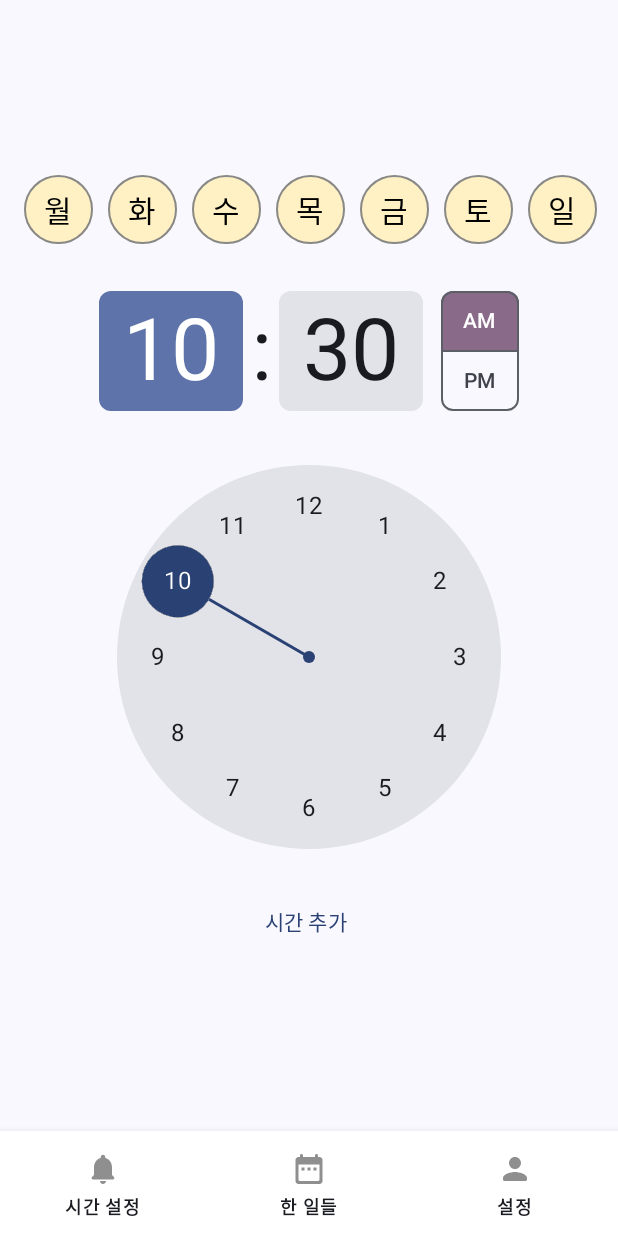
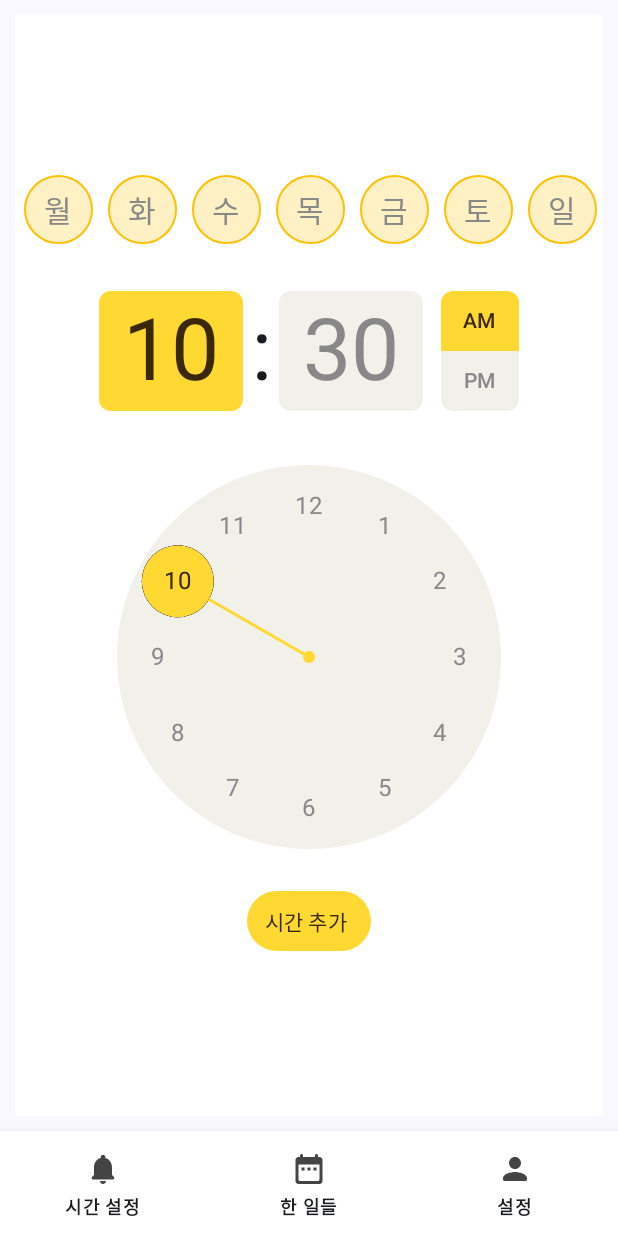
Before and after one commit to jungenoh3/MakeYourMorning, an Android app built with Jetpack Compose: the screen it shows after launch (MainActivity), after a tap on "Add alarm", on a phone screen of 412 x 824 dp. Run offline under Robolectric (Android 15) with nearby library versions, the phone set to English and light mode, and no system bars; 2 other taps on this screen came first.

Commit message:
change UI

```diff
--- a/app/src/main/java/com/yesnoheun3/makeyourmorning/MainScreen.kt
+++ b/app/src/main/java/com/yesnoheun3/makeyourmorning/MainScreen.kt
@@ -40,6 +40,9 @@ import com.yesnoheun3.makeyourmorning.pages.TaskRecord
 import com.yesnoheun3.makeyourmorning.pages.User
 import com.yesnoheun3.makeyourmorning.pages.time.AddTimeScreen
 import com.yesnoheun3.makeyourmorning.pages.time.AlarmTimeViewModel
+import com.yesnoheun3.makeyourmorning.ui.theme.Yellow100
+import com.yesnoheun3.makeyourmorning.ui.theme.Yellow40
+import com.yesnoheun3.makeyourmorning.ui.theme.Yellow60
 
 sealed class BottomNavItem(
     val title: String,
@@ -107,19 +110,11 @@ fun MainScreen() {
                 modifier = Modifier
                     .height(70.dp),
                 backgroundColor = Color.White,
-                contentColor = Color.DarkGray
             ) {
                 items.forEach { item ->
                     BottomNavigationItem(
                         modifier = Modifier
                             .align(alignment = Alignment.CenterVertically),
-                        label = @Composable {
-                            Text(
-                                text = item.title,
-                                fontWeight = FontWeight.Bold,
-                                fontSize = 12.sp
-                            )
-                        },
                         selected = currentRoute == item.screenRoute,
                         onClick = {
                             navController.navigate(item.screenRoute)  {
@@ -134,10 +129,20 @@ fun MainScreen() {
                         },
                         icon = {
                             Icon(
-                                item.icon,
-                                "Navigation button",
-                                modifier = Modifier.padding(6.dp))
-                        }
+                                imageVector = item.icon,
+                                contentDescription = "Navigation button",
+                                modifier = Modifier.padding(6.dp)
+                            )
+                        },
+                        label = {
+                            Text(
+                                text = item.title,
+                                fontWeight = FontWeight.Bold,
+                                fontSize = 12.sp
+                            )
+                        },
+                        selectedContentColor = Yellow40,
+                        unselectedContentColor = Color.DarkGray
                     )
                 }
             }
--- /dev/null
+++ b/app/src/main/java/com/yesnoheun3/makeyourmorning/TestScreen.kt
@@ -0,0 +1,65 @@
+package com.yesnoheun3.makeyourmorning
+
+import androidx.compose.foundation.background
+import androidx.compose.foundation.layout.Arrangement
+import androidx.compose.foundation.layout.Column
+import androidx.compose.foundation.layout.fillMaxHeight
+import androidx.compose.foundation.layout.fillMaxWidth
+import androidx.compose.material3.ExperimentalMaterial3Api
+import androidx.compose.material3.TimePicker
+import androidx.compose.material3.TimePickerColors
+import androidx.compose.material3.TimePickerDefaults
+import androidx.compose.material3.rememberTimePickerState
+import androidx.compose.runtime.Composable
+import androidx.compose.ui.Alignment
+import androidx.compose.ui.Modifier
+import androidx.compose.ui.graphics.Color
+import androidx.compose.ui.tooling.preview.Preview
+import com.yesnoheun3.makeyourmorning.ui.theme.Purple40
+import com.yesnoheun3.makeyourmorning.ui.theme.Yellow10
+import com.yesnoheun3.makeyourmorning.ui.theme.Yellow100
+import com.yesnoheun3.makeyourmorning.ui.theme.Yellow40
+import com.yesnoheun3.makeyourmorning.ui.theme.Yellow60
+import java.util.Calendar
+
+// Preview용 위젯
+
+@OptIn(ExperimentalMaterial3Api::class)
+// @Preview
+@Composable
+fun TestScreen(){
+    val state = rememberTimePickerState(
+        initialHour = 17,
+        initialMinute = 50,
+        is24Hour = false
+    )
+
+    Column (
+        modifier = Modifier
+            .fillMaxHeight()
+            .fillMaxWidth()
+            .background(Color.White),
+        horizontalAlignment = Alignment.CenterHorizontally,
+        verticalArrangement = Arrangement.Center
+    ) {
+        TimePicker(
+            state = state,
+            colors = TimePickerColors(
+                clockDialColor = Yellow100,
+                selectorColor = Yellow60,
+                containerColor = Color.White,
+                periodSelectorBorderColor = Color.Transparent,
+                clockDialSelectedContentColor = Yellow10,
+                clockDialUnselectedContentColor = Color.Gray,
+                periodSelectorSelectedContainerColor = Yellow60,
+                periodSelectorUnselectedContainerColor = Yellow100,
+                periodSelectorSelectedContentColor = Yellow10,
+                periodSelectorUnselectedContentColor = Color.Gray,
+                timeSelectorSelectedContainerColor = Yellow60,
+                timeSelectorUnselectedContainerColor = Yellow100,
+                timeSelectorSelectedContentColor = Yellow10,
+                timeSelectorUnselectedContentColor = Color.Gray
+            )
+        )
+    }
+}
--- a/app/src/main/java/com/yesnoheun3/makeyourmorning/common/colors.kt
+++ /dev/null
@@ -1,3 +0,0 @@
-package com.yesnoheun3.makeyourmorning.common
-
-const val PRIMARY_COLOR = 0xFFFFF1C4
--- a/app/src/main/java/com/yesnoheun3/makeyourmorning/pages/time/AddTimeScreen.kt
+++ b/app/src/main/java/com/yesnoheun3/makeyourmorning/pages/time/AddTimeScreen.kt
@@ -1,6 +1,7 @@
 package com.yesnoheun3.makeyourmorning.pages.time
 
 import androidx.compose.foundation.BorderStroke
+import androidx.compose.foundation.background
 import androidx.compose.foundation.layout.Arrangement
 import androidx.compose.foundation.layout.Column
 import androidx.compose.foundation.layout.PaddingValues
@@ -15,11 +16,14 @@ import androidx.compose.foundation.layout.size
 import androidx.compose.foundation.layout.wrapContentSize
 import androidx.compose.foundation.shape.CircleShape
 import androidx.compose.material3.ButtonColors
+import androidx.compose.material3.ButtonDefaults
 import androidx.compose.material3.ExperimentalMaterial3Api
 import androidx.compose.material3.OutlinedButton
 import androidx.compose.material3.Text
 import androidx.compose.material3.TextButton
 import androidx.compose.material3.TimePicker
+import androidx.compose.material3.TimePickerColors
+import androidx.compose.material3.TimePickerDefaults
 import androidx.compose.material3.rememberTimePickerState
 import androidx.compose.runtime.Composable
 import androidx.compose.runtime.mutableStateListOf
@@ -30,10 +34,15 @@ import androidx.compose.ui.graphics.Color
 import androidx.compose.ui.platform.LocalConfiguration
 import androidx.compose.ui.platform.LocalContext
 import androidx.compose.ui.text.style.TextAlign
+import androidx.compose.ui.tooling.preview.Preview
 import androidx.compose.ui.unit.dp
 import androidx.compose.ui.unit.sp
-import com.yesnoheun3.makeyourmorning.common.PRIMARY_COLOR
 import com.yesnoheun3.makeyourmorning.common.alarmManage.AndroidAlarmScheduler
+import com.yesnoheun3.makeyourmorning.ui.theme.Yellow10
+import com.yesnoheun3.makeyourmorning.ui.theme.Yellow100
+import com.yesnoheun3.makeyourmorning.ui.theme.Yellow40
+import com.yesnoheun3.makeyourmorning.ui.theme.Yellow60
+import com.yesnoheun3.makeyourmorning.ui.theme.Yellow80
 import java.util.Calendar
 
 @OptIn(ExperimentalMaterial3Api::class)
@@ -65,7 +74,7 @@ fun AddTimeScreen(popBack: () -> Unit, viewModel: AlarmTimeViewModel, id: String
     } else { mutableStateListOf<Int>() } }
 
     Column (
-        modifier = Modifier.fillMaxHeight().padding(10.dp),
+        modifier = Modifier.fillMaxHeight().padding(10.dp).background(Color.White),
         horizontalAlignment = Alignment.CenterHorizontally,
         verticalArrangement = Arrangement.Center
     ){
@@ -90,12 +99,12 @@ fun AddTimeScreen(popBack: () -> Unit, viewModel: AlarmTimeViewModel, id: String
                     shape = CircleShape,
                     contentPadding = PaddingValues(0.dp),
                     colors = ButtonColors(
-                        containerColor = Color(PRIMARY_COLOR),
-                        contentColor = Color.Black,
+                        containerColor = if (isSelected) Yellow60 else Yellow80,
+                        contentColor = if (isSelected) Color.Black else Color.Gray,
                         disabledContainerColor = Color.DarkGray,
                         disabledContentColor = Color.White
                     ),
-                    border = BorderStroke(1.dp, if (isSelected) Color(0xFFFFC107) else Color.Gray)
+                    border = BorderStroke(1.dp, color = Yellow40)
                 ) {
                     Text(
                         text = day,
@@ -109,9 +118,28 @@ fun AddTimeScreen(popBack: () -> Unit, viewModel: AlarmTimeViewModel, id: String
 
         Spacer(modifier = Modifier.height(32.dp))
 
-        TimePicker(state = timePickerState)
+        TimePicker(
+            state = timePickerState,
+            colors = TimePickerColors(
+                clockDialColor = Yellow100,
+                selectorColor = Yellow60,
+                containerColor = Color.White,
+                periodSelectorBorderColor = Color.Transparent,
+                clockDialSelectedContentColor = Yellow10,
+                clockDialUnselectedContentColor = Color.Gray,
+                periodSelectorSelectedContainerColor = Yellow60,
+                periodSelectorUnselectedContainerColor = Yellow100,
+                periodSelectorSelectedContentColor = Yellow10,
+                periodSelectorUnselectedContentColor = Color.Gray,
+                timeSelectorSelectedContainerColor = Yellow60,
+                timeSelectorUnselectedContainerColor = Yellow100,
+                timeSelectorSelectedContentColor = Yellow10,
+                timeSelectorUnselectedContentColor = Color.Gray
+            )
+        )
 
-        TextButton(onClick = {
+        TextButton(
+            onClick = {
                 if (id != null ){  // 수정할 때는 isOn에 따라서!
                     viewModel.updateTime(
                         id = id,
@@ -120,8 +148,8 @@ fun AddTimeScreen(popBack: () -> Unit, viewModel: AlarmTimeViewModel, id: String
                         daysOfWeek = selectedDays,
                     )
                     if (viewModel.items[index].isOn){
-                    scheduler.cancel(viewModel.items[index].id)
-                    scheduler.schedule(viewModel.items[index])
+                        // scheduler.cancel(viewModel.items[index].id)
+                        // scheduler.schedule(viewModel.items[index])
                     }
                 } else { // 추가할 때는 스케쥴/
                     viewModel.addItem(
@@ -129,10 +157,16 @@ fun AddTimeScreen(popBack: () -> Unit, viewModel: AlarmTimeViewModel, id: String
                         minute = timePickerState.minute,
                         daysOfWeek = selectedDays,
                         isSleep = isSleep)
-                scheduler.schedule(viewModel.last)
+                    // scheduler.schedule(viewModel.last)
                 }
                 popBack()
-        }) {
+            },
+            colors = ButtonDefaults.buttonColors(
+                containerColor = Yellow60,
+                contentColor = Yellow10
+            ),
+            shape = CircleShape
+        ) {
             Text(text = if (id != null) { "시간 수정" } else { "시간 추가 "})
         }
     }
--- a/app/src/main/java/com/yesnoheun3/makeyourmorning/pages/time/AlarmTimeViewModel.kt
+++ b/app/src/main/java/com/yesnoheun3/makeyourmorning/pages/time/AlarmTimeViewModel.kt
@@ -2,7 +2,6 @@ package com.yesnoheun3.makeyourmorning.pages.time
 
 import androidx.compose.runtime.mutableStateListOf
 import androidx.lifecycle.ViewModel
-import kotlin.math.min
 
 class AlarmTimeViewModel : ViewModel() {
     private  val _items = mutableStateListOf<AlarmTime>()
@@ -15,15 +14,6 @@ class AlarmTimeViewModel : ViewModel() {
                 hour = 19,
                 minute = 0,
                 isSleep = true,
-                daysOfWeek = listOf(1, 2),
-                isOn = true
-            )
-        )
-        _items.add(
-            AlarmTime(
-                hour = 10,
-                minute = 2,
-                isSleep = false,
                 daysOfWeek = listOf(1, 2),
                 isOn = true
             )
--- a/app/src/main/java/com/yesnoheun3/makeyourmorning/pages/time/TimeCard.kt
+++ b/app/src/main/java/com/yesnoheun3/makeyourmorning/pages/time/TimeCard.kt
@@ -14,8 +14,6 @@ import androidx.compose.foundation.layout.fillMaxSize
 import androidx.compose.foundation.layout.fillMaxWidth
 import androidx.compose.foundation.layout.padding
 //noinspection UsingMaterialAndMaterial3Libraries
-import androidx.compose.material.Checkbox
-//noinspection UsingMaterialAndMaterial3Libraries
 import androidx.compose.material.DismissDirection
 //noinspection UsingMaterialAndMaterial3Libraries
 import androidx.compose.material.DismissState
@@ -26,6 +24,10 @@ import androidx.compose.material.ExperimentalMaterialApi
 import androidx.compose.material.Icon
 //noinspection UsingMaterialAndMaterial3Libraries
 import androidx.compose.material.SwipeToDismiss
+//noinspection UsingMaterialAndMaterial3Libraries
+import androidx.compose.material.Switch
+//noinspection UsingMaterialAndMaterial3Libraries
+import androidx.compose.material.SwitchDefaults
 //noinspection UsingMaterialAndMaterial3Libraries
 import androidx.compose.material.Text
 import androidx.compose.material.icons.Icons
@@ -43,6 +45,8 @@ import androidx.compose.ui.Modifier
 import androidx.compose.ui.graphics.Color
 import androidx.compose.ui.unit.dp
 import androidx.compose.ui.unit.sp
+import com.yesnoheun3.makeyourmorning.ui.theme.Yellow40
+import com.yesnoheun3.makeyourmorning.ui.theme.Yellow60
 import kotlinx.coroutines.delay
 import java.util.Locale
 
@@ -69,6 +73,7 @@ fun <T> SwipeToDeleteContainer(
     item: T,
     onDelete: (T) -> Unit,
     animateDuration: Int = 500,
+    onClick: () -> Unit,
     content: @Composable (T) -> Unit
 ){
     var isRemoved by remember {
@@ -101,7 +106,7 @@ fun <T> SwipeToDeleteContainer(
     ) {
         SwipeToDismiss(
             state = state,
-            background = { DeleteBackground(swipeDismissState = state) },
+            background = { DeleteBackground(swipeDismissState = state, onClick = onClick) },
             dismissContent = { content(item) },
             directions = setOf(DismissDirection.EndToStart)
         )
@@ -110,7 +115,7 @@ fun <T> SwipeToDeleteContainer(
 
 @OptIn(ExperimentalMaterialApi::class)
 @Composable
-fun DeleteBackground( swipeDismissState: DismissState) {
+fun DeleteBackground( swipeDismissState: DismissState, onClick: () -> Unit) {
     val color = when (swipeDismissState.dismissDirection) {
         DismissDirection.EndToStart -> Color.Red
         DismissDirection.StartToEnd -> Color.Transparent
@@ -120,6 +125,10 @@ fun DeleteBackground( swipeDismissState: DismissState) {
     Box (
         modifier = Modifier
             .fillMaxSize()
+            .clickable(
+                enabled = true,
+                onClick = onClick
+            )
             .background(color)
             .padding(16.dp),
         contentAlignment = Alignment.CenterEnd
@@ -134,34 +143,39 @@ fun DeleteBackground( swipeDismissState: DismissState) {
 }
 
 @Composable
-fun TimeCard(data: AlarmTime, onCheckedChanged: (Boolean) -> Unit, onClick: () -> Unit){
-    Row (
+fun TimeCard(data: AlarmTime, onCheckedChanged: (Boolean) -> Unit) {
+    Row(
         modifier = Modifier
             .fillMaxWidth()
-            .padding(vertical = 15.dp, horizontal = 20.dp)
-            .clickable(
-                enabled = true,
-                onClick = onClick
-            ),
+            .padding(vertical = 15.dp, horizontal = 20.dp),
         horizontalArrangement = Arrangement.SpaceBetween
     ) {
-        Column (
+        Column(
             horizontalAlignment = Alignment.CenterHorizontally,
             verticalArrangement = Arrangement.Center
         ) {
-            Text(String.format(Locale.KOREA, "%02d : %02d",
-                data.hour,
-                data.minute
-            ),
+            Text(
+                String.format(
+                    Locale.KOREA, "%02d : %02d",
+                    data.hour,
+                    data.minute
+                ),
                 fontSize = 20.sp
-                )
-            Text(stringDaysOfWeek(data.daysOfWeek),
+            )
+            Text(
+                stringDaysOfWeek(data.daysOfWeek),
                 fontSize = 15.sp
-                )
+            )
         }
-        Checkbox(
+        Switch(
             checked = data.isOn,
-            onCheckedChange = onCheckedChanged
+            onCheckedChange = onCheckedChanged,
+            colors = SwitchDefaults.colors(
+                checkedTrackColor = Yellow60,
+                checkedThumbColor = Yellow40,
+                uncheckedThumbColor = Color.DarkGray,
+                uncheckedTrackColor = Color.Gray
+            )
         )
     }
 }
--- a/app/src/main/java/com/yesnoheun3/makeyourmorning/pages/time/TimeScreen.kt
+++ b/app/src/main/java/com/yesnoheun3/makeyourmorning/pages/time/TimeScreen.kt
@@ -3,11 +3,13 @@
 package com.yesnoheun3.makeyourmorning.pages.time
 
 import androidx.compose.foundation.background
+import androidx.compose.foundation.border
 import androidx.compose.foundation.clickable
 import androidx.compose.foundation.layout.Arrangement
 import androidx.compose.foundation.layout.Box
 import androidx.compose.foundation.layout.Column
 import androidx.compose.foundation.layout.Row
+import androidx.compose.foundation.layout.Spacer
 import androidx.compose.foundation.layout.fillMaxSize
 import androidx.compose.foundation.layout.fillMaxWidth
 import androidx.compose.foundation.layout.padding
@@ -41,8 +43,10 @@ import androidx.compose.ui.text.font.FontWeight
 import androidx.compose.ui.unit.dp
 import androidx.compose.ui.unit.sp
 import androidx.navigation.NavController
-import com.yesnoheun3.makeyourmorning.common.PRIMARY_COLOR
 import com.yesnoheun3.makeyourmorning.common.alarmManage.AndroidAlarmScheduler
+import com.yesnoheun3.makeyourmorning.ui.theme.Yellow40
+import com.yesnoheun3.makeyourmorning.ui.theme.Yellow60
+import com.yesnoheun3.makeyourmorning.ui.theme.Yellow80
 import kotlinx.coroutines.CoroutineScope
 import kotlinx.coroutines.Dispatchers
 import kotlinx.coroutines.launch
@@ -60,18 +64,20 @@ fun TimeScreen(navController: NavController, viewModel: AlarmTimeViewModel) {
 
     Scaffold (
         modifier = Modifier.fillMaxSize(),
+        containerColor = Color.White,
         topBar = {
             CenterAlignedTopAppBar(
                 title = { Text("취침 시간") },
                 colors = TopAppBarDefaults.centerAlignedTopAppBarColors(
-                    containerColor = Color(PRIMARY_COLOR),
+                    containerColor = Yellow80,
                     titleContentColor = Color.Black
                 )
             )
         },
         floatingActionButton = {
             FloatingActionButton(
-                onClick = { navController.navigate("addTime?isSleep=${isSleep.value}") }
+                onClick = { navController.navigate("addTime?isSleep=${isSleep.value}") },
+                backgroundColor = Yellow60
             ) {
                 Icon(Icons.Rounded.Add, "Add alarm")
             }
@@ -84,12 +90,16 @@ fun TimeScreen(navController: NavController, viewModel: AlarmTimeViewModel) {
             Box(
                 modifier = Modifier
                     .fillMaxWidth()
-                    .background(Color(PRIMARY_COLOR))
+                    .background(Yellow80)
                     .padding(50.dp),
                 contentAlignment = Alignment.Center,
             ){
                 Text("현재 시간", fontSize = 50.sp)
             }
+            Divider(modifier = Modifier.fillMaxWidth(),
+                thickness = 1.dp,
+                color = Yellow40
+                )
             Row (
                 modifier = Modifier.fillMaxWidth(),
                 horizontalArrangement = Arrangement.SpaceEvenly
@@ -109,7 +119,7 @@ fun TimeScreen(navController: NavController, viewModel: AlarmTimeViewModel) {
                                         isSleep.value = false
                                     }
                             }
-                            .background(if (pageState.targetPage == index) {Color(PRIMARY_COLOR)} else {Color.White} ),
+                            .background(if (pageState.targetPage == index) {Yellow80} else {Color.White} ),
                         contentAlignment = Alignment.Center
                     ) {
                         Text(
@@ -122,6 +132,10 @@ fun TimeScreen(navController: NavController, viewModel: AlarmTimeViewModel) {
                 }
 
             }
+            Divider(modifier = Modifier.fillMaxWidth(),
+                thickness = 1.dp,
+                color = Yellow40
+            )
             HorizontalPager(
                 state = pageState
             ) {
@@ -137,19 +151,19 @@ fun TimeScreen(navController: NavController, viewModel: AlarmTimeViewModel) {
                             item = instanceItem[index],
                             onDelete = {
                                 viewModel.deleteItem(instanceItem[index])
-                            }
+                            },
+                            onClick = { navController.navigate("addTime?id=${instanceItem[index].id}") }
                         ) {
                             TimeCard(
                                 instanceItem[index],
                                 onCheckedChanged = { isChecked ->
                                     viewModel.updateIsOn(instanceItem[index].id, isChecked)
                                     if (isChecked) {
-                                        scheduler.schedule(instanceItem[index])
+                                        // scheduler.schedule(instanceItem[index])
                                     } else {
-                                        scheduler.cancel(instanceItem[index].id)
+                                        // scheduler.cancel(instanceItem[index].id)
                                     }
                                 },
-                                onClick = { navController.navigate("addTime?id=${instanceItem[index].id}") }
                             )
                         }
                         Divider(
--- a/app/src/main/java/com/yesnoheun3/makeyourmorning/ui/theme/Color.kt
+++ b/app/src/main/java/com/yesnoheun3/makeyourmorning/ui/theme/Color.kt
@@ -9,3 +9,9 @@ val Pink80 = Color(0xFFEFB8C8)
 val Purple40 = Color(0xFF6650a4)
 val PurpleGrey40 = Color(0xFF625b71)
 val Pink40 = Color(0xFF7D5260)
+
+val Yellow100 = Color(0xFFF1F0E9)
+val Yellow80 = Color(0xFFFFF1C4)
+val Yellow60 = Color(0xFFFFD932)
+val Yellow40 = Color(0xFFFFC107)
+val Yellow10 = Color(0xFF3A2807)
```
Lines whose indentation alone changed are shown as unchanged.
